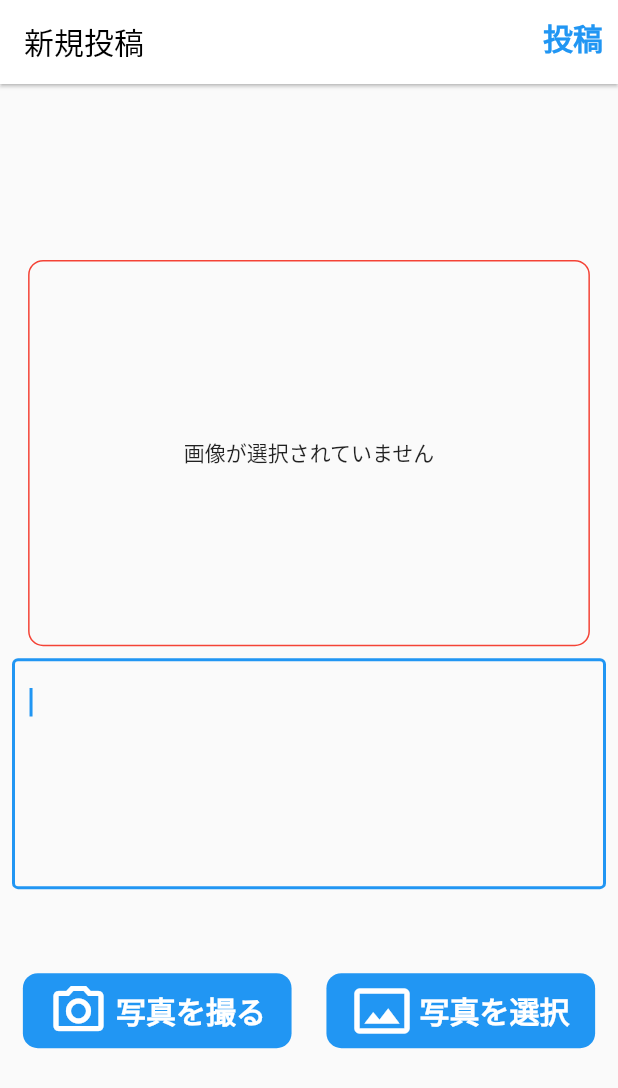
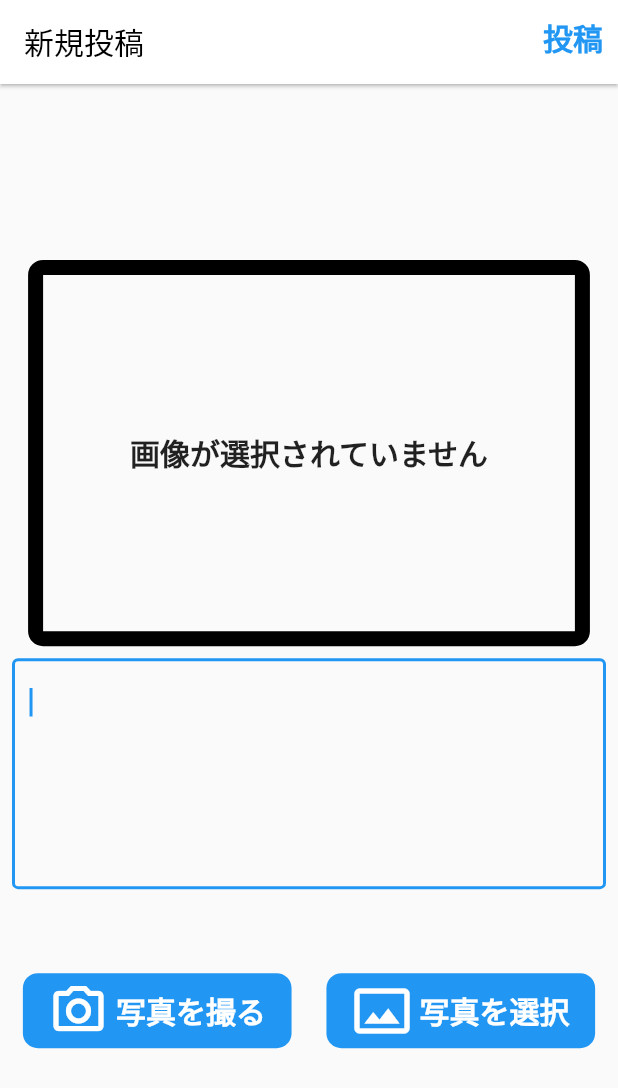
Before and after one commit to iseruuuuu/book_instagram_app, a Flutter app: the RegisterScreen screen opened directly, on a phone screen of 412 x 824 dp. Shown: the top 1088 px of the screen. Run offline on Flutter 3.47's test engine with Material 2 defaults, Android fonts, the phone set to English and light mode, and no system bars; our stand-ins replace freezed_annotation, image_picker, rxdart, state_notifier; missing offline and left inert: flutter_state_notifier.

Commit message:
add: 選択されてない時の画像を作成

```diff
--- /dev/null
+++ b/lib/screen/register/children/register_no_image.dart
@@ -0,0 +1,31 @@
+import 'package:flutter/material.dart';
+
+class NoImageWidget extends StatelessWidget {
+  const NoImageWidget({
+    Key? key,
+  }) : super(key: key);
+
+  @override
+  Widget build(BuildContext context) {
+    return Container(
+      width: MediaQuery.of(context).size.width / 1.1,
+      height: MediaQuery.of(context).size.width / 1.6,
+      decoration: BoxDecoration(
+        border: Border.all(
+          color: Colors.black,
+          width: 10,
+        ),
+        borderRadius: BorderRadius.circular(10),
+      ),
+      child: const Center(
+        child: Text(
+          '画像が選択されていません',
+          style: TextStyle(
+            fontWeight: FontWeight.bold,
+            fontSize: 20,
+          ),
+        ),
+      ),
+    );
+  }
+}
--- a/lib/screen/register/register_screen.dart
+++ b/lib/screen/register/register_screen.dart
@@ -2,6 +2,7 @@ import 'dart:io';
 import 'package:flutter/material.dart';
 import 'package:image_picker/image_picker.dart';
 import 'children/register_app_bar.dart';
+import 'children/register_no_image.dart';
 import 'children/register_photo_button.dart';
 import 'children/register_textfield.dart';
 
@@ -50,17 +51,7 @@ class _RegisterScreenState extends State<RegisterScreen> {
         children: [
           Center(
             child: image == null
-                ? Container(
-                    width: MediaQuery.of(context).size.width / 1.1,
-                    height: MediaQuery.of(context).size.width / 1.6,
-                    decoration: BoxDecoration(
-                      border: Border.all(color: Colors.red),
-                      borderRadius: BorderRadius.circular(10),
-                    ),
-                    child: const Center(
-                      child: Text('画像が選択されていません'),
-                    ),
-                  )
+                ? const NoImageWidget()
                 : SizedBox(
                     width: MediaQuery.of(context).size.width / 1.1,
                     height: MediaQuery.of(context).size.width / 1.6,
```
